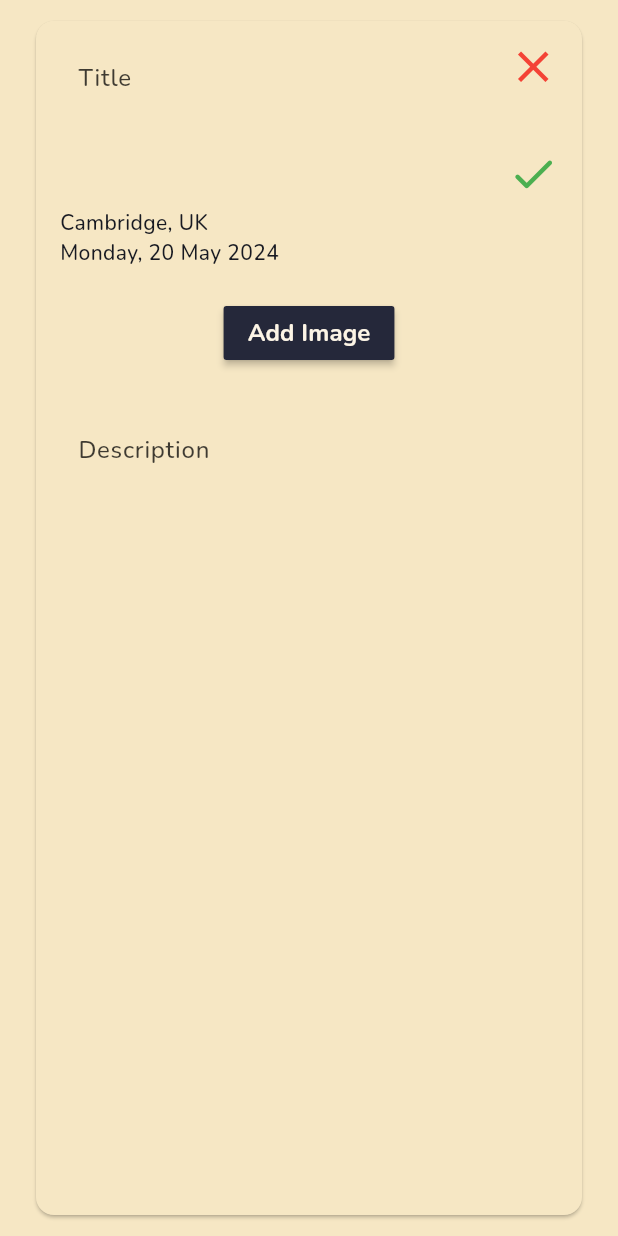
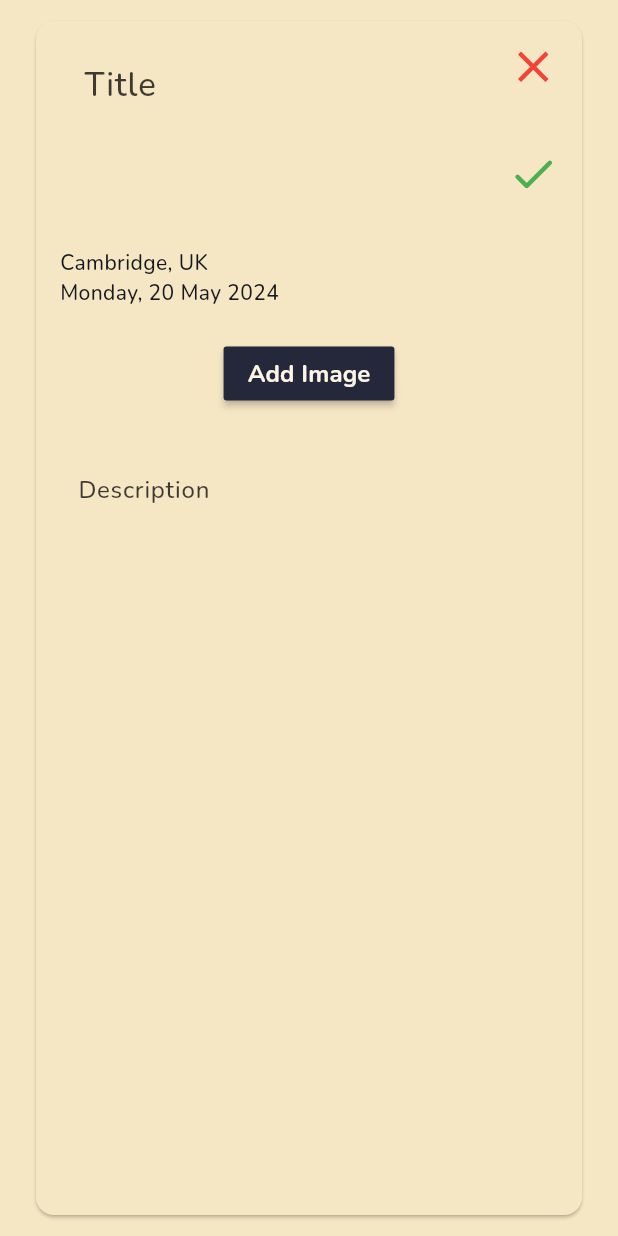
Before and after one commit to johnkimhyuntae/astral, a Flutter app: the AddLog widget shown alone on an empty page, opened directly, on a phone screen of 412 x 824 dp. Run offline on Flutter 3.47's test engine with Material 3 defaults, Android fonts, the phone set to English and light mode, and no system bars; our stand-ins replace image_picker; missing offline and left inert: reorderable_staggered_scroll_view; network calls fail.

Commit message:
log stuff as always

```diff
--- a/lib/add_log.dart
+++ b/lib/add_log.dart
@@ -48,13 +48,14 @@ class _AddLogState extends State<AddLog> {
                 ListView(
                   children: [
                     Padding(
-                      padding: const EdgeInsets.only(left: 12.0, top: 10.0),
+                      padding: const EdgeInsets.only(left: 16.0, top: 10.0),
                       child: Align(
                         alignment: Alignment.topLeft,
                         child: SizedBox(
                           // height: (1/6) * height,
                           width: 5 * width / 9,
                           child: TextField(
+                            style: const TextStyle(fontSize: 22),
                             maxLines: 3,
                             decoration: InputDecoration(
                               hintText: 'Title',
```
Also changed, not shown: pubspec.lock, 7 other files.
